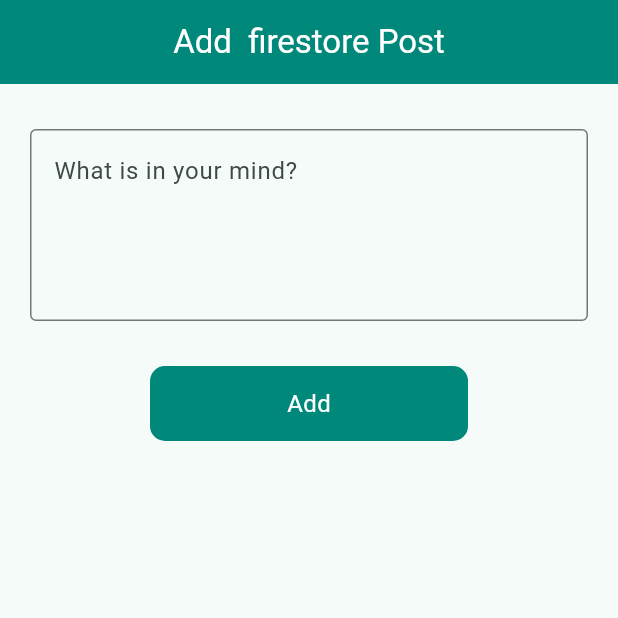
After one commit to eeimaan/flutter_firebase, a Flutter app: the AddPostScreen screen opened directly, on a phone screen of 412 x 824 dp, the top half of it. The commit adds this screen. Run offline on Flutter 3.47's test engine with Material 2 defaults, Android fonts, the phone set to English and light mode, and no system bars; our stand-ins replace cloud_firestore, firebase_auth, firebase_core, firebase_database, firebase_storage, fluttertoast and 4 more; accounts and stored records are empty.

Commit message:
Add CURD firestore operations

```diff
--- a/lib/Components/appbar.dart
+++ b/lib/Components/appbar.dart
@@ -14,15 +14,13 @@ class CustomAppBar extends StatelessWidget implements PreferredSizeWidget {
   Widget build(BuildContext context) {
     return AppBar(
       backgroundColor: AppColors.colorGreen,
-      leading: IconButton(
-        icon: Icon(Icons.arrow_back_ios_new, color: Colors.white),
-        onPressed: () {
-          Navigator.pop(context);
-        },
-      ),
-      title: Text(
-        title,
-        style: const TextStyle(color: Colors.white),
+      automaticallyImplyLeading: false,
+
+      title: Center(
+        child: Text(
+          title,
+          style: const TextStyle(color: Colors.white),
+        ),
       ),
     );
   }
--- a/lib/Components/button.dart
+++ b/lib/Components/button.dart
@@ -5,7 +5,7 @@ import '../constants/constants.dart';
 
 class RoundButton extends StatelessWidget {
   final String title ;
-  final VoidCallback onTap ;
+  final VoidCallback? onTap ;
   final bool loading ;
   const RoundButton({Key? key ,
     required this.title,
@@ -24,7 +24,7 @@ class RoundButton extends StatelessWidget {
           borderRadius: BorderRadius.circular(10)
         ),
         child: Center(child: loading ? CircularProgressIndicator(strokeWidth: 3,color: Colors.white,) :
-        Text(title, style: TextStyle(color: Colors.white),),),
+        Text(title, style: TextStyle(color: Colors.white , fontSize: 16),),),
       ),
     );
   }
--- a/lib/constants/constants.dart
+++ b/lib/constants/constants.dart
@@ -3,6 +3,8 @@ import 'package:flutter/material.dart';
 class AppText{
   static const signUpAppbarText = 'SignUpScreen';
    static const loginAppbarText = 'LoginScreen';
+      static const homeAppbarText = 'Upload file Screen';
+         static const firestoreAppbarText = 'FireStore CRUD Operation Screen';
     static const forgetPasswordAppbarText = 'ForgetPasswordScreen';
 }
 class AppColors{
--- /dev/null
+++ b/lib/firestore/add_firestore_data.dart
@@ -0,0 +1,77 @@
+import 'package:cloud_firestore/cloud_firestore.dart';
+import 'package:firebase_database/firebase_database.dart';
+
+import 'package:flutter/material.dart';
+import 'package:flutter_firebase/Components/appbar.dart';
+import 'package:flutter_firebase/Components/button.dart';
+import 'package:flutter_firebase/utilis/toasts.dart';
+
+class AddPostScreen extends StatefulWidget {
+  const AddPostScreen({Key? key}) : super(key: key);
+
+  @override
+  State<AddPostScreen> createState() => _AddPostScreenState();
+}
+
+class _AddPostScreenState extends State<AddPostScreen> {
+  final postController = TextEditingController();
+  bool loading = false;
+  // final databaseRef = FirebaseDatabase.instance.ref('Post');
+  final fireStore = FirebaseFirestore.instance.collection('posts');
+
+  @override
+  Widget build(BuildContext context) {
+    return Scaffold(
+      appBar: CustomAppBar(
+        title: 'Add  firestore Post',
+      ),
+      body: Padding(
+        padding: const EdgeInsets.symmetric(horizontal: 20),
+        child: Column(
+          children: [
+            SizedBox(
+              height: 30,
+            ),
+            TextFormField(
+              maxLines: 4,
+              controller: postController,
+              decoration: InputDecoration(
+                  hintText: 'What is in your mind?',
+                  border: OutlineInputBorder()),
+            ),
+            SizedBox(
+              height: 30,
+            ),
+            Padding(
+                padding: const EdgeInsets.symmetric(horizontal: 80),
+              child: RoundButton(
+                  title: 'Add',
+                  loading: loading,
+                  onTap: () {
+                    setState(() {
+                      loading = true;
+                    });
+
+                    String id = DateTime.now().millisecondsSinceEpoch.toString();
+                    fireStore.doc(id).set({
+                      'title': postController.text.toString(),
+                      'id': DateTime.now().millisecondsSinceEpoch.toString()
+                    }).then((value) {
+                      Toasts().toastsMessage('Post added');
+                      setState(() {
+                        loading = false;
+                      });
+                    }).onError((error, stackTrace) {
+                      Toasts().toastsMessage(error.toString());
+                      setState(() {
+                        loading = false;
+                      });
+                    });
+                  }),
+            )
+          ],
+        ),
+      ),
+    );
+  }
+}
```
Also changed, not shown: lib/Components/textfield.dart (+16 -3 lines), lib/firestore/firestore_list_screen.dart (added, +206 -0 lines), lib/forget_password_screen.dart (+11 -10 lines), lib/home_screen.dart (renamed from lib/ok_screen.dart, +20 -14 lines), lib/login_screen.dart (+39 -34 lines), lib/signup_screen.dart (+12 -17 lines), lib/utilis/toasts.dart (+9 -6 lines).
